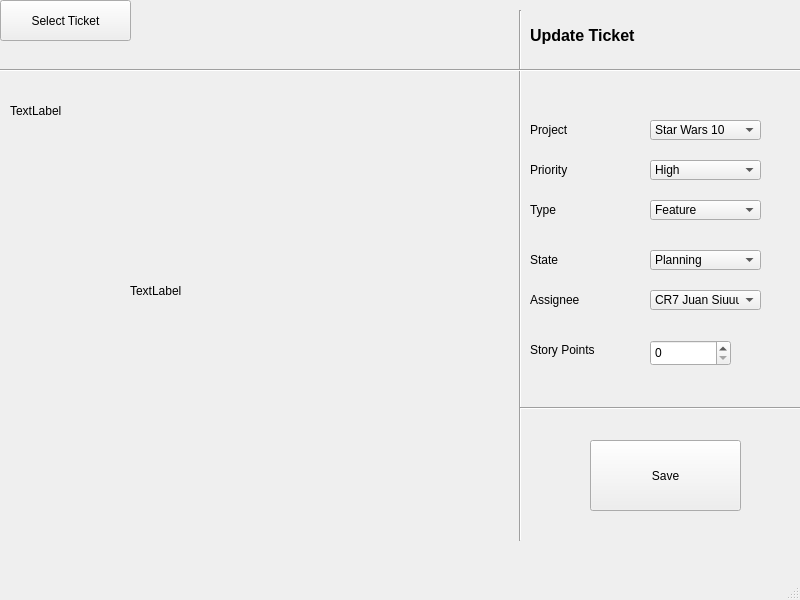
Old version of the form frmmain.ui in the repository Juanmut2003/docucheck.
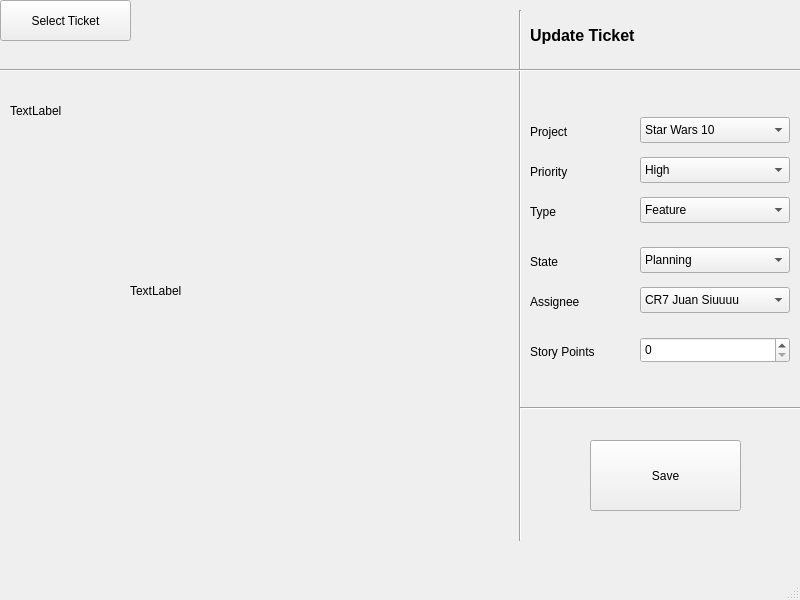
New version of the form.

Commit message: Detailansicht verbessert

What changed in the file:
```diff
--- a/frmmain.ui
+++ b/frmmain.ui
@@ -19,8 +19,8 @@
      <rect>
       <x>530</x>
       <y>120</y>
-      <width>63</width>
-      <height>20</height>
+      <width>100</width>
+      <height>24</height>
      </rect>
     </property>
     <property name="text">
@@ -32,8 +32,8 @@
      <rect>
       <x>530</x>
       <y>160</y>
-      <width>63</width>
-      <height>20</height>
+      <width>100</width>
+      <height>24</height>
      </rect>
     </property>
     <property name="text">
@@ -45,8 +45,8 @@
      <rect>
       <x>530</x>
       <y>200</y>
-      <width>63</width>
-      <height>20</height>
+      <width>100</width>
+      <height>24</height>
      </rect>
     </property>
     <property name="text">
@@ -58,8 +58,8 @@
      <rect>
       <x>530</x>
       <y>250</y>
-      <width>63</width>
-      <height>20</height>
+      <width>100</width>
+      <height>24</height>
      </rect>
     </property>
     <property name="text">
@@ -71,8 +71,8 @@
      <rect>
       <x>530</x>
       <y>290</y>
-      <width>63</width>
-      <height>20</height>
+      <width>100</width>
+      <height>24</height>
      </rect>
     </property>
     <property name="text">
@@ -84,8 +84,8 @@
      <rect>
       <x>530</x>
       <y>340</y>
-      <width>81</width>
-      <height>20</height>
+      <width>100</width>
+      <height>24</height>
      </rect>
     </property>
     <property name="text">
@@ -95,10 +95,10 @@
    <widget class="QComboBox" name="comboBox_2">
     <property name="geometry">
      <rect>
-      <x>650</x>
-      <y>290</y>
-      <width>111</width>
-      <height>20</height>
+      <x>640</x>
+      <y>287</y>
+      <width>150</width>
+      <height>26</height>
      </rect>
     </property>
     <item>
@@ -120,10 +120,10 @@
    <widget class="QComboBox" name="comboBox_3">
     <property name="geometry">
      <rect>
-      <x>650</x>
-      <y>250</y>
-      <width>111</width>
-      <height>20</height>
+      <x>640</x>
+      <y>247</y>
+      <width>150</width>
+      <height>26</height>
      </rect>
     </property>
     <item>
@@ -150,10 +150,10 @@
    <widget class="QComboBox" name="comboBox_4">
     <property name="geometry">
      <rect>
-      <x>650</x>
-      <y>200</y>
-      <width>111</width>
-      <height>20</height>
+      <x>640</x>
+      <y>197</y>
+      <width>150</width>
+      <height>26</height>
      </rect>
     </property>
     <item>
@@ -170,10 +170,10 @@
    <widget class="QComboBox" name="comboBox_5">
     <property name="geometry">
      <rect>
-      <x>650</x>
-      <y>160</y>
-      <width>111</width>
-      <height>20</height>
+      <x>640</x>
+      <y>157</y>
+      <width>150</width>
+      <height>26</height>
      </rect>
     </property>
     <item>
@@ -195,10 +195,10 @@
    <widget class="QComboBox" name="comboBox_6">
     <property name="geometry">
      <rect>
-      <x>650</x>
-      <y>120</y>
-      <width>111</width>
-      <height>20</height>
+      <x>640</x>
+      <y>117</y>
+      <width>150</width>
+      <height>26</height>
      </rect>
     </property>
     <item>
@@ -297,9 +297,9 @@
    <widget class="QSpinBox" name="spinBox">
     <property name="geometry">
      <rect>
-      <x>650</x>
-      <y>340</y>
-      <width>81</width>
+      <x>640</x>
+      <y>337</y>
+      <width>150</width>
       <height>26</height>
      </rect>
     </property>
```
